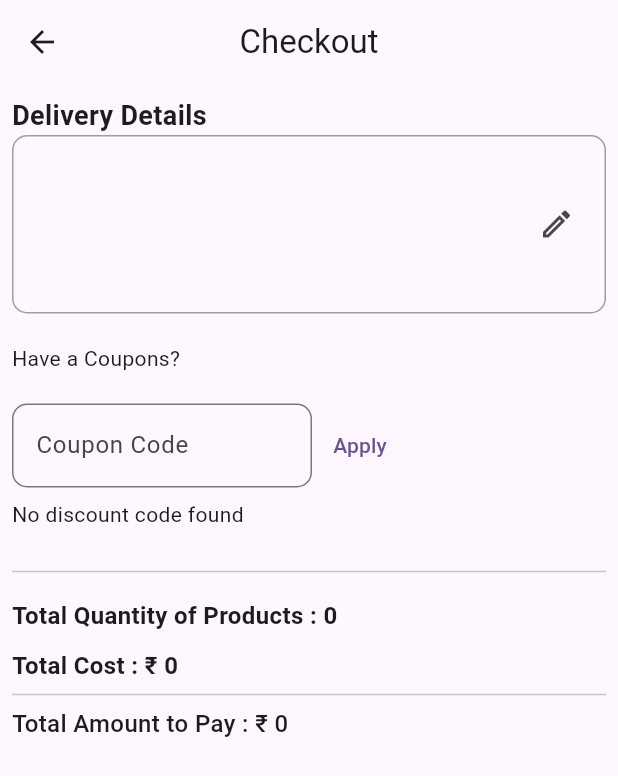
After one commit to Sahil-Kumar7253/ecommerce_customer, a Flutter app: the CheckoutPage screen opened by its route, after a tap on "Apply", on a phone screen of 412 x 824 dp. The commit adds this screen. Shown: the top 776 px of the screen. Run offline on Flutter 3.47's test engine with Material 3 defaults, Android fonts, the phone set to English and light mode, and no system bars; our stand-ins replace carousel_slider, cloud_firestore, firebase_auth, firebase_core, shimmer; accounts and stored records are empty.

Commit message:
Added Check Out Page in application

```diff
--- a/lib/controllers/db_service.dart
+++ b/lib/controllers/db_service.dart
@@ -57,6 +57,15 @@ class DbService{
         .collection("shop_coupon")
         .orderBy("discount", descending: true)
         .snapshots();
+  }
+
+  //verify Coupons
+  Future<QuerySnapshot> verifyDiscount({required String code}){
+    print("Searching for Code : $code");
+    return FirebaseFirestore.instance
+        .collection("shop_coupon")
+        .where("code", isEqualTo: code)
+        .get();
   }
 
   //read category
--- a/lib/main.dart
+++ b/lib/main.dart
@@ -1,6 +1,7 @@
 import 'package:ecommerce_customer/providers/cart_provider.dart';
 import 'package:ecommerce_customer/providers/user_provider.dart';
 import 'package:ecommerce_customer/views/cart_page.dart';
+import 'package:ecommerce_customer/views/checkout_page.dart';
 import 'package:ecommerce_customer/views/discount_Page.dart';
 import 'package:ecommerce_customer/views/home.dart';
 import 'package:ecommerce_customer/views/home_nav.dart';
@@ -51,6 +52,7 @@ class MyApp extends StatelessWidget {
           "/specific" : (context) => const SpecificProduct(),
           "/viewproduct" : (context) => const ViewProduct(),
           "/cart" : (context) => const CartPage(),
+          '/checkout' : (context) => const CheckoutPage(),
         },
       ),
     );
--- a/lib/views/cart_page.dart
+++ b/lib/views/cart_page.dart
@@ -58,7 +58,7 @@ class _CartPageState extends State<CartPage> {
                 Text("Total : ₹${value.totalCost}", style: TextStyle(fontSize: 20, fontWeight: FontWeight.w600)),
                 ElevatedButton(
                     onPressed: (){
-
+                        Navigator.pushNamed(context, "/checkout");
                     },
                     child: Text("Checkout"),
                   style: ElevatedButton.styleFrom(
--- /dev/null
+++ b/lib/views/checkout_page.dart
@@ -0,0 +1,172 @@
+import 'package:cloud_firestore/cloud_firestore.dart';
+import 'package:ecommerce_customer/controllers/db_service.dart';
+import 'package:ecommerce_customer/providers/user_provider.dart';
+import 'package:flutter/material.dart';
+import 'package:provider/provider.dart';
+
+import '../providers/cart_provider.dart';
+
+class CheckoutPage extends StatefulWidget {
+  const CheckoutPage({super.key});
+
+  @override
+  State<CheckoutPage> createState() => _CheckoutPageState();
+}
+
+class _CheckoutPageState extends State<CheckoutPage> {
+  TextEditingController couponController = TextEditingController();
+  int discount = 0;
+  int toPay = 0;
+  String discountText = "";
+
+  discountCalculator(int disPercentage,int  totalCost){
+    discount = (disPercentage * totalCost) ~/ 100;
+    setState(() {
+
+    });
+  }
+
+  @override
+  Widget build(BuildContext context) {
+    return Scaffold(
+      appBar: AppBar(
+        title: Text("Checkout"),
+        centerTitle: true,
+      ),
+      body: SingleChildScrollView(
+        child: Consumer<UserProvider>(builder: (context,user,child) =>
+            Consumer<CartProvider>(builder: (context,cart,child){
+              return Padding(
+                padding: const EdgeInsets.all(8.0),
+                child: Column(
+                  crossAxisAlignment: CrossAxisAlignment.start,
+                  children: [
+                    Text(
+                      "Delivery Details",
+                      style: TextStyle(fontSize: 18,fontWeight: FontWeight.w600),
+                    ),
+                    Container(
+                      padding: EdgeInsets.all(8),
+                      decoration: BoxDecoration(
+                        border: Border.all(color: Colors.grey),
+                        borderRadius: BorderRadius.circular(10),
+                      ),
+                      child: Row(
+                        children: [
+                          SizedBox(
+                            width: MediaQuery.of(context).size.width* .65,
+                            child: Column(
+                              crossAxisAlignment: CrossAxisAlignment.start,
+                              children: [
+                                Text(
+                                    user.name,
+                                  style: TextStyle(
+                                    fontSize: 16,
+                                    fontWeight: FontWeight.w600,
+                                  ),
+                                ),
+                                SizedBox(height: 5),
+                                Text(user.email),
+                                SizedBox(height: 5),
+                                Text(user.address),
+                                SizedBox(height: 5),
+                                Text(user.phone),
+                              ],
+                            ),
+                          ),
+                          Spacer(),
+                          IconButton(
+                              onPressed: (){
+                                Navigator.pushNamed(context, "/updateprofile");
+                              },
+                              icon: Icon(Icons.edit_outlined)
+                          )
+                        ],
+                      ),
+                    ),
+                    SizedBox(height: 20),
+                    Text("Have a Coupons?"),
+                    SizedBox(height: 20),
+                    Row(
+                      children: [
+                        SizedBox(
+                          width: 200,
+                          child: TextFormField(
+                            textCapitalization: TextCapitalization.characters,
+                            controller: couponController,
+                            decoration: InputDecoration(
+                              labelText: "Coupon Code",
+                              hintText: "Enter Coupon Code",
+                              border: OutlineInputBorder(
+                                borderRadius: BorderRadius.circular(10)
+                              )
+                            ),
+                          ),
+                        ),
+                        TextButton(
+                          onPressed: () async {
+                            QuerySnapshot querySnapshot = await DbService().verifyDiscount(code: couponController.text.toUpperCase());
+
+                            if(querySnapshot.docs.isNotEmpty){
+                              QueryDocumentSnapshot doc = querySnapshot.docs.first;
+                              String code = doc.get("code");
+                              int percentage = doc.get("discount");
+
+                              print("Discount Code : $code");
+                              discountText = "a discount of $percentage % will be applied on checkout.";
+
+                              discountCalculator(percentage, cart.totalCost);
+                            }else{
+                              print("No discount code fount");
+                              discountText = "No discount code found";
+                            }
+                            setState(() {});
+                          },
+                          child: Text("Apply"),
+                        )
+                      ],
+                    ),
+                    SizedBox(height: 8),
+                    discountText == "" ? Container() : Text(discountText),
+                    SizedBox(height: 20),
+                    Divider(),
+                    SizedBox(height: 10),
+                    Text(
+                        "Total Quantity of Products : ${cart.totalQuantity}",
+                        style: TextStyle(
+                          fontSize: 16,
+                          fontWeight: FontWeight.w600
+                        ),
+                    ),
+                    SizedBox(height: 10),
+                    Text(
+                        "Total Cost : ₹ ${cart.totalCost}",
+                        style: TextStyle(
+                            fontSize: 16,
+                            fontWeight: FontWeight.w600
+                        ),
+                    ),
+                    discount == 0 ? Container() : Divider(),
+                    discount == 0 ? Container() : Text(
+                      "Extra Discount : - ₹ $discount",
+                      style: TextStyle(
+                        fontSize: 16,
+                      ),
+                    ),
+                    Divider(),
+                    Text(
+                      "Total Amount to Pay : ₹ ${cart.totalCost - discount}",
+                      style: TextStyle(
+                        fontSize: 16,
+                        fontWeight: FontWeight.w500
+                      ),
+                    )
+                  ],
+                ),
+              );
+            }),
+        ),
+      )
+    );
+  }
+}
```
